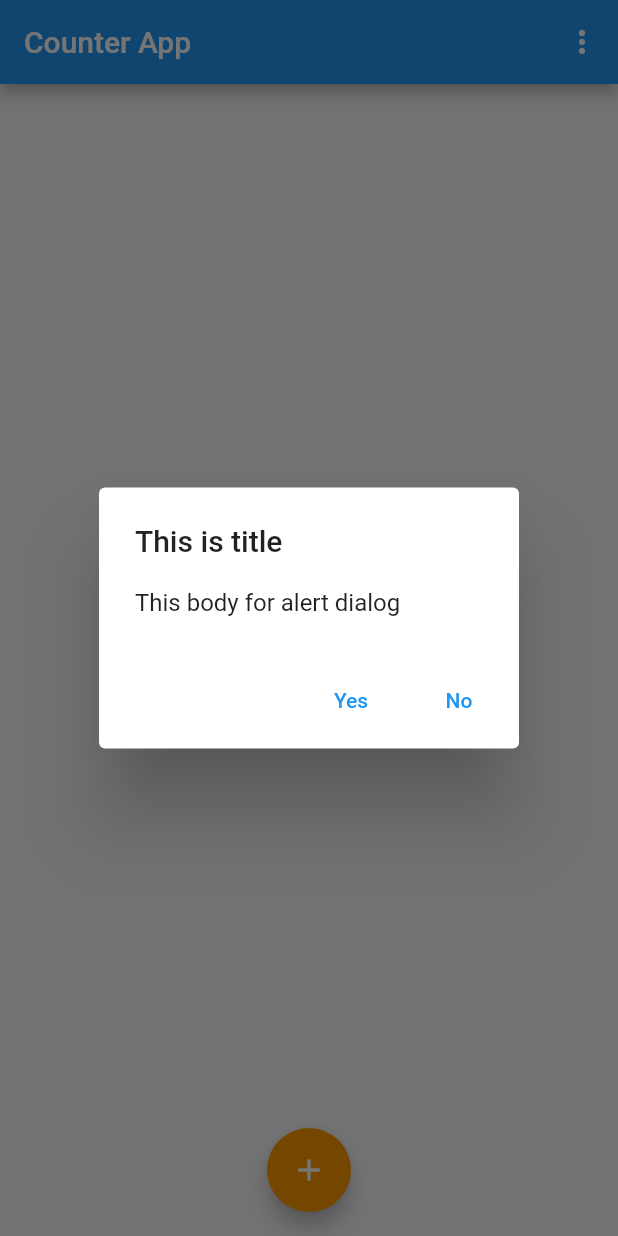
After one commit to jpmehedi/ict-flutter-batch-8, a Flutter app: the screen it shows after launch, after a tap on the "add" icon, on a phone screen of 412 x 824 dp. The commit adds this screen. Run offline on Flutter 3.47's test engine with Material 2 defaults, Android fonts, the phone set to English and light mode, and no system bars.

Commit message:
FloatingActionButton, PopupMenu, AlertDialog

```diff
--- /dev/null
+++ b/lib/counter_app.dart
@@ -0,0 +1,102 @@
+import 'package:demo_project/profile.dart';
+import 'package:flutter/material.dart';
+
+class CounterAppScreen extends StatelessWidget {
+  const CounterAppScreen({ Key? key }) : super(key: key);
+
+  _showAlertDialog(BuildContext context) {
+    return showDialog(
+      barrierDismissible: false,
+      context: context,
+        builder: (BuildContext context){
+          return AlertDialog(
+            title: Text("This is title"),
+            content: Text("This body for alert dialog"),
+            actions: [
+              TextButton(
+                onPressed: (){},
+                child: Text("Yes")
+            ),
+            TextButton(
+                onPressed: (){
+                  Navigator.pop(context);
+                },
+                child: Text("No")
+            )
+            ],
+          );
+        }
+    );
+  }
+
+
+
+  @override
+  Widget build(BuildContext context) {
+    return Scaffold(
+      appBar: AppBar(
+        title: Text("Counter App"),
+        actions: [
+          PopupMenuButton(
+            icon: Icon(Icons.more_vert),
+            onSelected: (index){
+              if(index == 1) {
+                Route route = MaterialPageRoute(builder:(ctx)=> ProfileScreen() );
+                Navigator.push(context, route);
+              }else if (index == 2) {
+                  print("Index number two");
+              }
+            },
+            elevation: 20,
+            shape: RoundedRectangleBorder(
+              borderRadius: BorderRadius.circular(20),
+              side: BorderSide(
+                color: Colors.red,
+                width: 2
+              )
+            ),
+            itemBuilder: (BuildContext context){
+              return [
+                  PopupMenuItem(
+                    child: Text("Item 1"),
+                    value: 1,
+                  ),
+                  PopupMenuItem(
+                    child: Text("Item 2"),
+                    value: 2,
+                  )
+              ];
+            }
+          )
+        ],
+      ),
+      body: null,
+
+      floatingActionButtonLocation: FloatingActionButtonLocation.centerFloat,
+      // floatingActionButton: FloatingActionButton.extended(
+      //   backgroundColor: Colors.orange,
+      //   hoverColor: Colors.pink,
+      //   elevation: 20,
+      //   tooltip: "Click",
+      //   shape: RoundedRectangleBorder(
+      //     borderRadius: BorderRadius.circular(20),
+      //     side: BorderSide(
+      //       color: Colors.blue,
+      //       width: 2
+      //     )
+      //   ),
+      //   onPressed: (){},
+      //   label: Text("Add"),
+      //   icon: Icon(Icons.add),
+      // ),
+      floatingActionButton: FloatingActionButton(
+        backgroundColor: Colors.orange,
+        hoverColor: Colors.pink,
+        onPressed: (){
+          _showAlertDialog(context);
+        },
+        child: Icon(Icons.add),
+      ),
+    );
+  }
+}
--- a/lib/main.dart
+++ b/lib/main.dart
@@ -1,5 +1,5 @@
 
-import 'package:demo_project/textfield_screen.dart';
+import 'package:demo_project/counter_app.dart';
 import 'package:flutter/material.dart';
 
 void main() {
@@ -12,7 +12,8 @@ void main() {
       // ),
       // home: HomePage()
       // home: ProfileScreen(),
-      home: TextFieldScreen(),
+      home: CounterAppScreen(),
+
     ),
   );
 }
```
